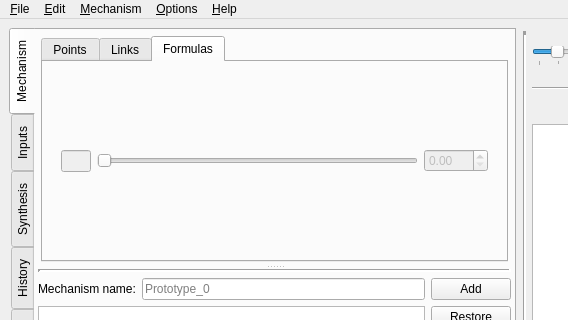
The window that core/main.ui (KmolYuan/Pyslvs-UI) describes before a commit, drawn with Qt 5; both pictures show x 0 to 568 and y 0 to 320 of the 989 by 863 pixel window.
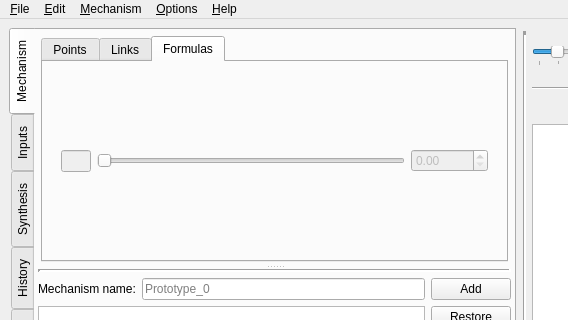
The same window after the commit. The open tabs and pages were chosen to show the change. Icons and pictures are not drawn.

Commit message: Linkage slider bar limit increased.

What changed in the file:
```diff
--- a/core/main.ui
+++ b/core/main.ui
@@ -250,7 +250,7 @@
                            <item>
                             <widget class="QSlider" name="linkage_freemode_slider">
                              <property name="maximum">
-                              <number>100</number>
+                              <number>10000</number>
                              </property>
                              <property name="orientation">
                               <enum>Qt::Horizontal</enum>
@@ -260,7 +260,7 @@
                            <item>
                             <widget class="QDoubleSpinBox" name="linkage_freemode_spinbox">
                              <property name="maximum">
-                              <double>100.000000000000000</double>
+                              <double>10000.000000000000000</double>
                              </property>
                             </widget>
                            </item>
```
The commit also changes 1 other file.
